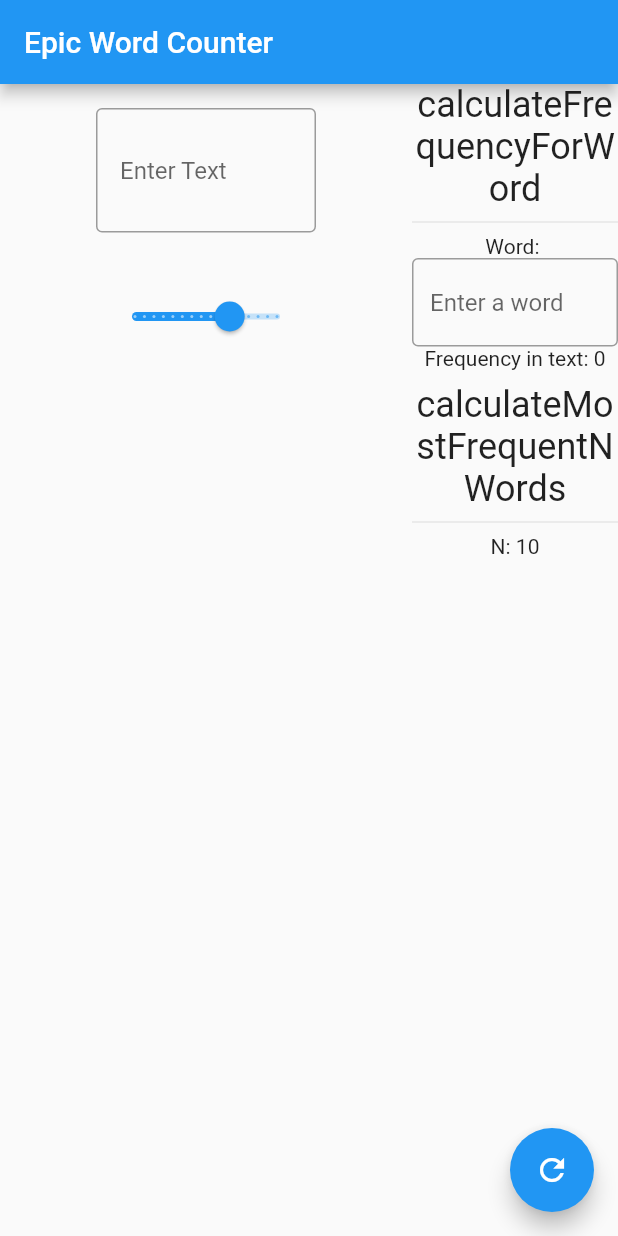
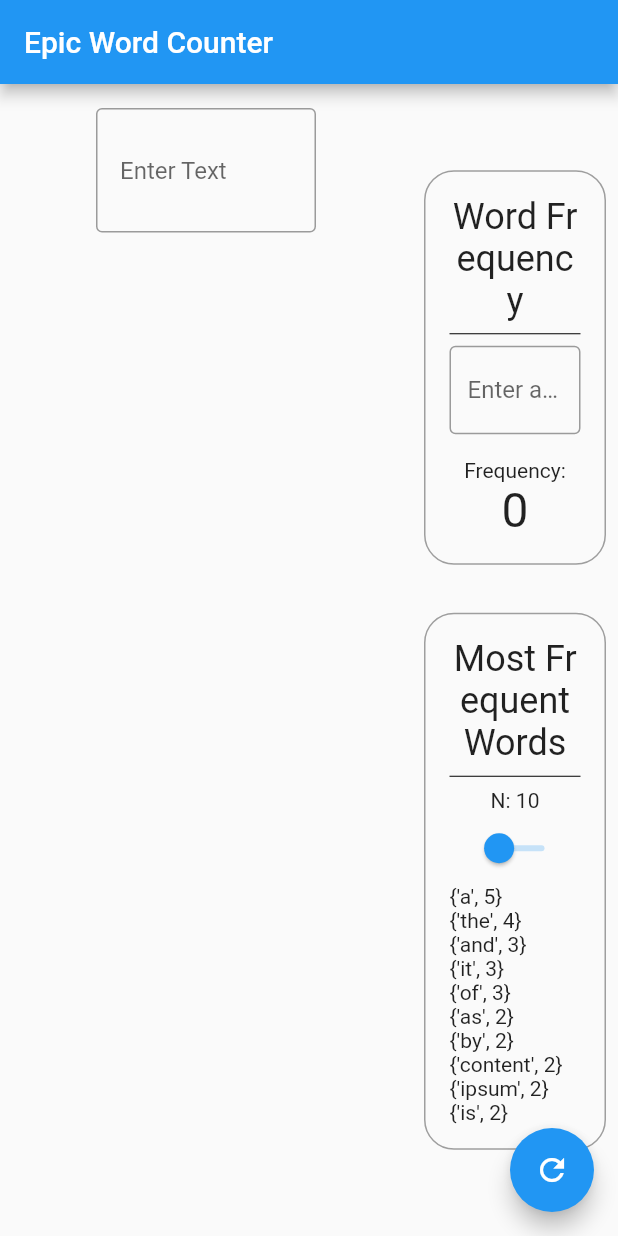
Before and after one commit to iamwalter/ordina_assignment, a Flutter app: the screen it shows after launch, on a phone screen of 412 x 824 dp. Run offline on Flutter 3.47's test engine with Material 2 defaults, Android fonts, the phone set to English and light mode, and no system bars.

Commit message:
make ui nicer

```diff
--- a/lib/presentation/home_page.dart
+++ b/lib/presentation/home_page.dart
@@ -41,39 +41,60 @@ class _MyHomePageState extends State<MyHomePage> {
       ),
       body: Row(
         children: [
-          Expanded(flex: 4, child: MainText()),
+          const Expanded(flex: 2, child: MainText()),
           Expanded(
-            flex: 2,
             child: Consumer<WordAnalyzerNotifier>(
               builder: (context, store, builder) {
-                return Column(
-                  mainAxisAlignment: MainAxisAlignment.start,
+                return Padding(
+                  padding: const EdgeInsets.symmetric(
+                    horizontal: 8.0,
+                  ),
+                  child: SingleChildScrollView(
+                    child: Column(
                       children: [
                         InformationBox(
-                      title: "calculateFrequencyForWord",
+                          title: "Word Frequency",
                           child: Column(
                             children: [
-                          Text("Word: ${store.word}"),
                               TextField(
                                 onChanged: (str) => store.onWordChange(str),
                                 inputFormatters: [
-                              FilteringTextInputFormatter.deny(RegExp(r'\s')),
+                                  FilteringTextInputFormatter.deny(
+                                      RegExp(r'\s')),
                                 ],
                                 decoration: const InputDecoration(
                                   border: OutlineInputBorder(),
                                   hintText: 'Enter a word',
                                 ),
                               ),
-                          Text("Frequency in text: ${store.frequencyForWord}")
+                              const SizedBox(height: 16.0),
+                              const Text("Frequency:"),
+                              Text(
+                                "${store.frequencyForWord}",
+                                style: const TextStyle(fontSize: 32.0),
+                              )
                             ],
                           ),
                         ),
                         InformationBox(
-                      title: "calculateMostFrequentNWords",
+                          title: "Most Frequent Words",
+                          child: SingleChildScrollView(
+                            physics: ScrollPhysics(),
                             child: Column(
                               children: [
                                 Text("N: ${store.nWords}"),
+                                Slider(
+                                  value: store.nWords.toDouble(),
+                                  divisions: 15,
+                                  label:
+                                      "N: ${store.nWords.round().toString()}",
+                                  min: 1,
+                                  max: 50,
+                                  onChanged: (value) =>
+                                      store.onNWordsChange(value),
+                                ),
                                 ListView.builder(
+                                  physics: NeverScrollableScrollPhysics(),
                                   shrinkWrap: true,
                                   itemCount: store.wordFrequencies.length,
                                   itemBuilder: (context, i) {
@@ -85,7 +106,10 @@ class _MyHomePageState extends State<MyHomePage> {
                               ],
                             ),
                           ),
+                        ),
                       ],
+                    ),
+                  ),
                 );
               },
             ),
--- a/lib/presentation/information_box.dart
+++ b/lib/presentation/information_box.dart
@@ -13,8 +13,13 @@ class InformationBox extends StatelessWidget {
 
   @override
   Widget build(BuildContext context) {
-    return ConstrainedBox(
-      constraints: BoxConstraints(minHeight: 200.0),
+    return Container(
+      margin: const EdgeInsets.symmetric(vertical: 16.0),
+      padding: const EdgeInsets.symmetric(vertical: 16.0, horizontal: 16.0),
+      decoration: BoxDecoration(
+        borderRadius: BorderRadius.circular(20.0),
+        border: Border.all(color: Colors.grey),
+      ),
       child: Column(
         children: [
           Text(
@@ -24,7 +29,9 @@ class InformationBox extends StatelessWidget {
               fontSize: 24.0,
             ),
           ),
-          const Divider(),
+          const Divider(
+            color: Colors.black,
+          ),
           child,
         ],
       ),
--- a/lib/presentation/main_text.dart
+++ b/lib/presentation/main_text.dart
@@ -26,13 +26,6 @@ class MainText extends StatelessWidget {
                 maxLines: null,
               ),
               const SizedBox(height: 32.0),
-              Slider(
-                  value: store.nWords.toDouble(),
-                  divisions: 15,
-                  label: "N: ${store.nWords.round().toString()}",
-                  min: 1,
-                  max: 15,
-                  onChanged: (value) => store.onNWordsChange(value))
             ],
           ),
         );
--- a/lib/word_analyzer_notifier.dart
+++ b/lib/word_analyzer_notifier.dart
@@ -4,10 +4,13 @@ import 'package:ordina_assignment/word_processing.dart';
 class WordAnalyzerNotifier extends ChangeNotifier {
   WordFrequencyAnalyzer wordFrequencyAnalyzer;
 
-  WordAnalyzerNotifier(this.wordFrequencyAnalyzer);
+  WordAnalyzerNotifier(this.wordFrequencyAnalyzer) {
+    _handle();
+  }
 
   String word = "";
-  String text = "";
+  String text =
+      "It is a long established fact that a reader will be distracted by the readable content of a page when looking at its layout. The point of using Lorem Ipsum is that it has a more-or-less normal distribution of letters, as opposed to using 'Content here, content here', making it look like readable English. Many desktop publishing packages and web page editors now use Lorem Ipsum as their default model text, and a search for 'lorem ipsum' will uncover many web sites still in their infancy. Various versions have evolved over the years, sometimes by accident, sometimes on purpose (injected humour and the like).";
 
   int nWords = 10;
   int frequencyForWord = 0;
```
Lines whose indentation alone changed are shown as unchanged.
